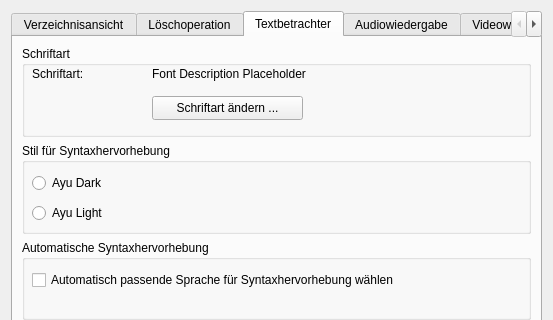
Above: settingsdialog.ui from striezel/qt-commander before the change; both pictures show x 0 to 553 and y 0 to 320 of the 553 by 531 pixel window. Below: the same form after it.
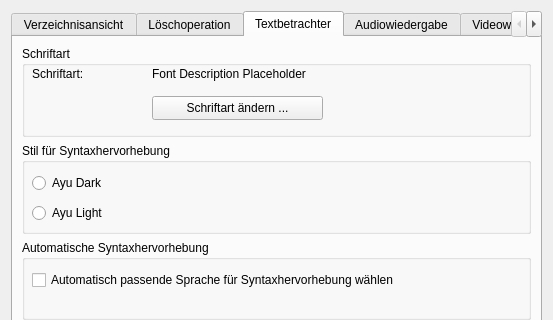
That is the form after the change. The open tabs and pages were chosen to show the change. Icons and pictures are not drawn.

Commit message: add icons to font selection GUI elements

What changed in the file:
```diff
--- a/settingsdialog.ui
+++ b/settingsdialog.ui
@@ -533,7 +533,7 @@
            <rect>
             <x>130</x>
             <y>50</y>
-            <width>151</width>
+            <width>171</width>
             <height>24</height>
            </rect>
           </property>
```
Left out of the diff: 3 changed lines with no effect on the pictures. The commit also changes 1 other file.
